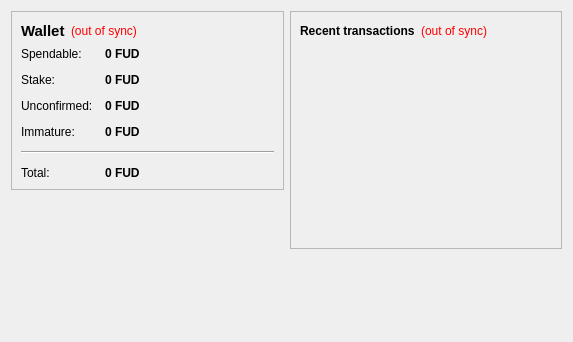
Before: the Qt Designer form src/qt/forms/overviewpage.ui in fonziecoin/fonzie, drawn with Qt 5.
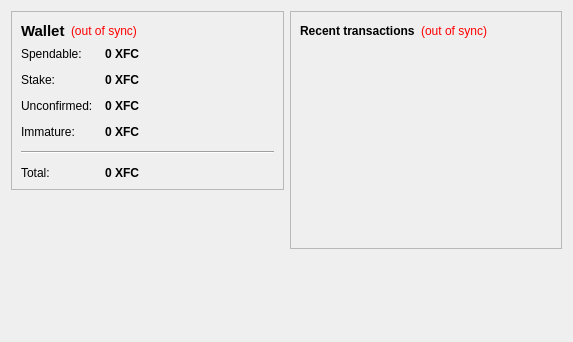
After: the same form once the commit is applied.

```diff
--- a/src/qt/forms/overviewpage.ui
+++ b/src/qt/forms/overviewpage.ui
@@ -105,7 +105,7 @@
              <string>Your current spendable balance</string>
             </property>
             <property name="text">
-             <string notr="true">0 FUD</string>
+             <string notr="true">0 XFC</string>
             </property>
             <property name="textInteractionFlags">
              <set>Qt::LinksAccessibleByMouse|Qt::TextSelectableByKeyboard|Qt::TextSelectableByMouse</set>
@@ -134,7 +134,7 @@
              <string>Total of coins that was staked, and do not yet count toward the current balance</string>
             </property>
             <property name="text">
-             <string notr="true">0 FUD</string>
+             <string notr="true">0 XFC</string>
             </property>
             <property name="textInteractionFlags">
              <set>Qt::LinksAccessibleByMouse|Qt::TextSelectableByKeyboard|Qt::TextSelectableByMouse</set>
@@ -163,7 +163,7 @@
              <string>Total of transactions that have yet to be confirmed, and do not yet count toward the current balance</string>
             </property>
             <property name="text">
-             <string notr="true">0 FUD</string>
+             <string notr="true">0 XFC</string>
             </property>
             <property name="textInteractionFlags">
              <set>Qt::LinksAccessibleByMouse|Qt::TextSelectableByKeyboard|Qt::TextSelectableByMouse</set>
@@ -189,7 +189,7 @@
              <string>Mined balance that has not yet matured</string>
             </property>
             <property name="text">
-             <string notr="true">0 FUD</string>
+             <string notr="true">0 XFC</string>
             </property>
             <property name="textInteractionFlags">
              <set>Qt::LinksAccessibleByMouse|Qt::TextSelectableByKeyboard|Qt::TextSelectableByMouse</set>
@@ -225,7 +225,7 @@
              <string>Your current total balance</string>
             </property>
             <property name="text">
-             <string notr="true">0 FUD</string>
+             <string notr="true">0 XFC</string>
             </property>
             <property name="textInteractionFlags">
              <set>Qt::LinksAccessibleByMouse|Qt::TextSelectableByKeyboard|Qt::TextSelectableByMouse</set>
```
Left out of the diff: 4 changed lines with no effect on the pictures.
